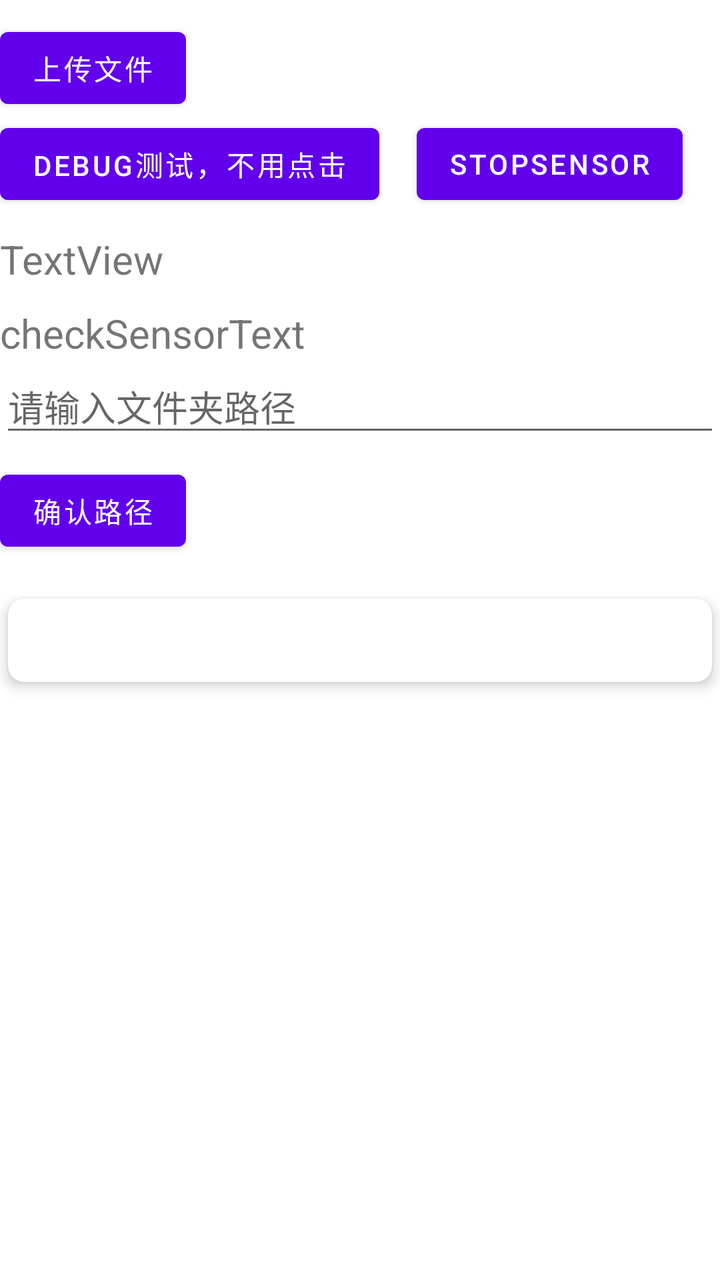
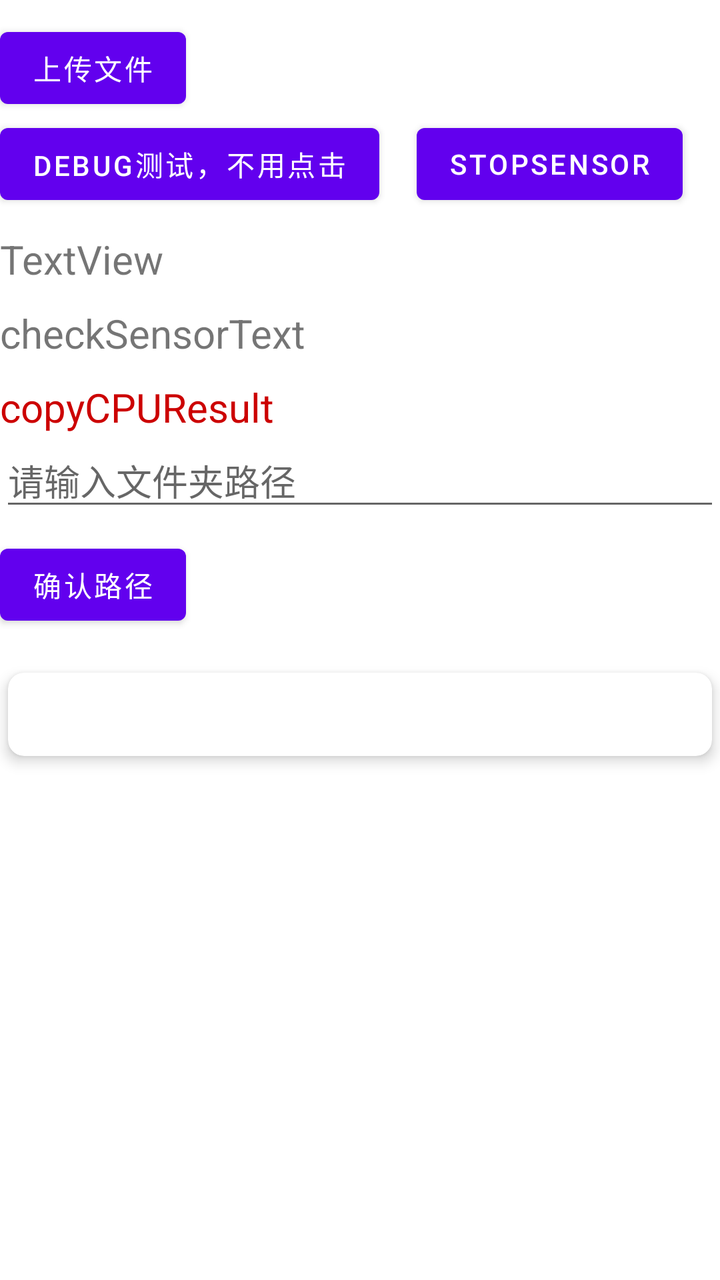

Screens rendered from an Android XML layout before and after an edit, with the pre-edit source and the edit as a unified diff.
<!-- AndroidManifest.xml: application theme Theme.Kanxue_data -->
<!-- res/layout/activity_main.xml -->
<?xml version="1.0" encoding="utf-8"?>
<androidx.core.widget.NestedScrollView android:layout_width="match_parent"
    android:layout_height="wrap_content"
    xmlns:app="http://schemas.android.com/apk/res-auto"
    xmlns:android="http://schemas.android.com/apk/res/android"
    android:fillViewport="true"
    android:scrollbars="vertical"
    android:fitsSystemWindows="true"
    android:fadeScrollbars="true"
>



    <androidx.constraintlayout.widget.ConstraintLayout
        android:layout_width="match_parent"
        android:layout_height="wrap_content">

        <FrameLayout
            android:id="@+id/SurfaceViewFrame"
            android:layout_width="10dp"
            android:layout_height="10dp">
        </FrameLayout>




        <Button
            android:id="@+id/stat_file_btn"
            android:layout_width="wrap_content"
            android:layout_height="wrap_content"
            android:text="上传文件"
            app:layout_constraintTop_toBottomOf="@id/SurfaceViewFrame"
            app:layout_constraintLeft_toLeftOf="parent" />

        <Button
            android:id="@+id/test"
            android:layout_width="wrap_content"
            android:layout_height="wrap_content"
            android:text="debug测试，不用点击"
            app:layout_constraintTop_toBottomOf="@id/stat_file_btn"
            app:layout_constraintLeft_toLeftOf="parent"
            />


        <Button
            android:id="@+id/stop_sensor_btn"
            android:layout_width="wrap_content"
            android:layout_height="wrap_content"
            android:text="StopSensor"
            app:layout_constraintLeft_toRightOf="@id/test"
            app:layout_constraintBottom_toBottomOf="@+id/test"
            app:layout_constraintRight_toRightOf="parent"
            />


        <TextView
            android:id="@+id/uploadStatusText"
            app:layout_constraintTop_toBottomOf="@id/test"
            android:textSize="20sp"
            android:layout_marginTop="10dp"
            android:layout_width="wrap_content"
            android:layout_height="wrap_content"
            android:text="TextView"
             />

        <TextView
            android:id="@+id/checkSensorText"
            app:layout_constraintTop_toBottomOf="@id/uploadStatusText"
            android:textSize="20sp"
            android:layout_marginTop="10dp"
            android:layout_width="wrap_content"
            android:layout_height="wrap_content"
            android:text="checkSensorText"
            />


        <androidx.appcompat.widget.AppCompatAutoCompleteTextView
            android:id="@+id/pathInput"
            android:layout_width="match_parent"
            android:layout_height="wrap_content"
            app:layout_constraintTop_toBottomOf="@id/checkSensorText"
            android:hint="请输入文件夹路径"
            android:inputType="text" />


        <Button
            android:id="@+id/confirmButton"
            android:layout_width="wrap_content"
            android:layout_height="wrap_content"
            android:layout_marginTop="8dp"
            app:layout_constraintTop_toBottomOf="@id/pathInput"
            android:text="确认路径" />



        <androidx.recyclerview.widget.RecyclerView
            android:id="@+id/recyclerView"
            app:layout_constraintTop_toBottomOf="@id/confirmButton"
            android:layout_width="match_parent"
            android:layout_height="0dp"
            android:layout_marginTop="16dp"
            android:layout_weight="1" />


        <androidx.cardview.widget.CardView
            android:layout_marginTop="16dp"
            android:layout_width="match_parent"
            android:layout_height="wrap_content"
            app:layout_constraintTop_toBottomOf="@id/recyclerView"
            android:layout_margin="4dp"
            app:cardCornerRadius="8dp"
            app:cardElevation="4dp">

            <TextView
                android:id="@+id/file_content"
                android:layout_width="match_parent"
                android:layout_height="wrap_content"
                android:layout_margin="10dp"
                android:textSize="16sp" />
        </androidx.cardview.widget.CardView>



    </androidx.constraintlayout.widget.ConstraintLayout>

</androidx.core.widget.NestedScrollView>
<!-- resources referenced by this layout -->
<resources>
  <style name="Theme.Kanxue_data" parent="Theme.MaterialComponents.DayNight.DarkActionBar">
          
          <item name="colorPrimary">@color/purple_500</item>
          <item name="colorPrimaryVariant">@color/purple_700</item>
          <item name="colorOnPrimary">@color/white</item>
          
          <item name="colorSecondary">@color/teal_200</item>
          <item name="colorSecondaryVariant">@color/teal_700</item>
          <item name="colorOnSecondary">@color/black</item>
          
          <item name="android:statusBarColor">?attr/colorPrimaryVariant</item>
          
      </style>
  <color name="purple_500">#FF6200EE</color>
  <color name="purple_700">#FF3700B3</color>
  <color name="white">#FFFFFFFF</color>
  <color name="teal_200">#FF03DAC5</color>
  <color name="teal_700">#FF018786</color>
  <color name="black">#FF000000</color>
</resources>

<!-- the commit's change to res/layout/activity_main.xml (unified diff, before → after) -->
@@ -73,12 +73,22 @@
             android:text="checkSensorText"
             />
 
+        <TextView
+            android:id="@+id/copyCPUResult"
+            app:layout_constraintTop_toBottomOf="@id/checkSensorText"
+            android:textSize="20sp"
+            android:textColor="@android:color/holo_red_dark"
+            android:layout_marginTop="10dp"
+            android:layout_width="wrap_content"
+            android:layout_height="wrap_content"
+            android:text="copyCPUResult"
+            />
 
         <androidx.appcompat.widget.AppCompatAutoCompleteTextView
             android:id="@+id/pathInput"
             android:layout_width="match_parent"
             android:layout_height="wrap_content"
-            app:layout_constraintTop_toBottomOf="@id/checkSensorText"
+            app:layout_constraintTop_toBottomOf="@id/copyCPUResult"
             android:hint="请输入文件夹路径"
             android:inputType="text" />
 
@@ -121,6 +131,11 @@
 
 
 
+
+
+
+
+
     </androidx.constraintlayout.widget.ConstraintLayout>
 
 </androidx.core.widget.NestedScrollView>
